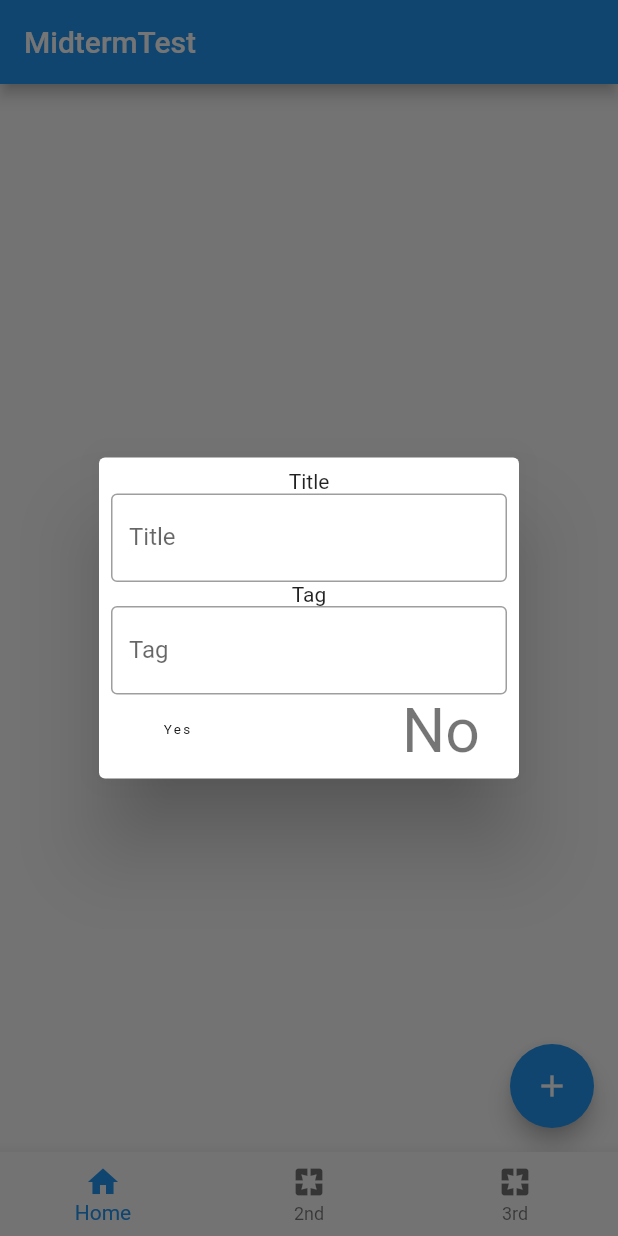
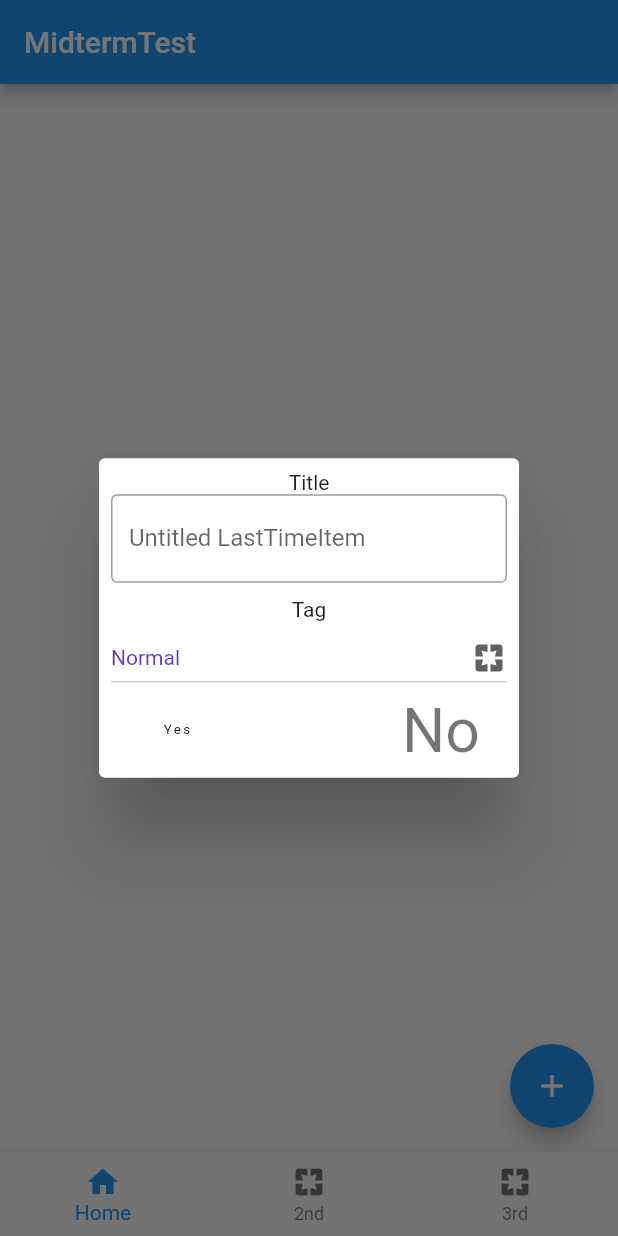
Before and after one commit to 6210110297/240-438_midterm, a Flutter app: the screen it shows after launch, after a tap on the "add" icon, on a phone screen of 412 x 824 dp. Run offline on Flutter 3.47's test engine with Material 2 defaults, Android fonts, the phone set to English and light mode, and no system bars; our stand-ins replace hive, hive_flutter; accounts and stored records are empty.

```diff
--- a/lib/pages/last_time_page.dart
+++ b/lib/pages/last_time_page.dart
@@ -1,6 +1,7 @@
 import 'package:flutter/material.dart';
 import 'package:hive/hive.dart';
 import 'package:hive_flutter/hive_flutter.dart';
+import 'package:intl/intl.dart';
 
 import 'package:midterm/models/boxes.dart';
 import 'package:midterm/models/last_time_item.dart';
@@ -19,10 +20,12 @@ class _LastTimePageState extends State<LastTimePage> {
       floatingActionButton: FloatingActionButton(
           child: Icon(Icons.add),
           onPressed: () {
-            showAddLastTime(context);
+            showAddLastTime();
           }),
-      body: Column(
-        mainAxisAlignment: MainAxisAlignment.spaceEvenly,
+      body: Container(
+        margin: EdgeInsets.all(15),
+        child: Column(
+          mainAxisAlignment: MainAxisAlignment.start,
           children: [
             Container(
               child: Row(
@@ -30,37 +33,127 @@ class _LastTimePageState extends State<LastTimePage> {
                 children: [],
               ),
             ),
-          ValueListenableBuilder<Box<LastTimeItem>>(
+            Container(
+              width: 500,
+              alignment: Alignment.center,
+              child: ValueListenableBuilder<Box<LastTimeItem>>(
                   valueListenable: Boxes.getListItems().listenable(),
                   builder: (context, box, _) {
-                final lastTimeList = box.values.toList().cast<LastTimeItem>();
-                return ListView.builder(
+                    final lastTimeList =
+                        box.values.toList().cast<LastTimeItem>();
+                    return ReorderableListView.builder(
                       shrinkWrap: true,
                       itemCount: lastTimeList.length,
                       itemBuilder: (context, index) {
                         final lastTime = lastTimeList[index];
                         return lastTimeBox(lastTime);
-                    });
+                      },
+                      onReorder: (int start, int current) {
+                        List<LastTimeItem> _list = List.from(lastTimeList);
+                        // dragging from top to bottom
+                        if (start < current) {
+                          int end = current - 1;
+                          LastTimeItem startItem = _list[start];
+                          int i = 0;
+                          int local = start;
+                          do {
+                            _list[local] = _list[++local];
+                            i++;
+                          } while (i < end - start);
+                          _list[end] = startItem;
+                        }
+                        // dragging from bottom to top
+                        else if (start > current) {
+                          LastTimeItem startItem = _list[start];
+                          for (int i = start; i > current; i--) {
+                            _list[i] = _list[i - 1];
+                          }
+                          _list[current] = startItem;
+                        }
+                        print('reoder');
+                      },
+                    );
                   }),
+            ),
           ],
+        ),
       ),
     );
   }
 
   Widget lastTimeBox(LastTimeItem lastTime) {
     return ListTile(
+      onTap: () {
+        showEditLastTime(lastTime: lastTime);
+      },
       key: ValueKey(lastTime),
-      title: Text(
+      leading: Text(
         lastTime.title,
       ),
-      trailing: Text(lastTime.lastTime.toString()),
+      title: Row(
+        mainAxisAlignment: MainAxisAlignment.spaceEvenly,
+        children: [
+          Text(lastTime.tag),
+          // Text(DateFormat("yyyy-MM-dd").format(lastTime.lastTime)),
+          Text(lastTime.lastTime.toString()),
+        ],
+      ),
     );
   }
+
+  DateTime updateDate() {
+    var now = DateTime.now();
+    return DateTime(now.year, now.month, now.day);
   }
 
-void showAddLastTime(BuildContext context) {
+  void showEditLastTime({required LastTimeItem lastTime}) {
+    showDialog(
+      context: context,
+      builder: (BuildContext context) {
+        // return object of type Dialog
+        return AlertDialog(
+          title: Text('Do you want to update lastTime doing?'),
+          actions: <Widget>[
+            Column(
+              children: [
+                Row(
+                  mainAxisAlignment: MainAxisAlignment.spaceBetween,
+                  children: [
+                    FlatButton(
+                      child: new Text(
+                        "Yes",
+                        style: Theme.of(context).textTheme.overline,
+                        textScaleFactor: 0.9,
+                      ),
+                      onPressed: () {
+                        lastTime.lastTime = DateTime.now();
+                        lastTime.save();
+                        Navigator.pop(context);
+                      },
+                    ),
+                    FlatButton(
+                      child: new Text(
+                        "No",
+                        style: Theme.of(context).textTheme.headline3,
+                        textScaleFactor: 0.9,
+                      ),
+                      onPressed: () {
+                        Navigator.pop(context);
+                      },
+                    ),
+                  ],
+                ),
+              ],
+            ),
+          ],
+        );
+      },
+    );
+  }
+
+  void showAddLastTime() {
     final LastTimeItem newLastTime =
-      LastTimeItem(tag: 'normal', lastTime: DateTime.now());
+        LastTimeItem(tag: 'Normal', lastTime: DateTime.now());
     showDialog(
       context: context,
       builder: (BuildContext context) {
@@ -73,23 +166,34 @@ void showAddLastTime(BuildContext context) {
                 TextField(
                   decoration: InputDecoration(
                     border: OutlineInputBorder(),
-                  labelText: 'Title',
+                    labelText: newLastTime.title,
                   ),
                   onChanged: (value) {
                     newLastTime.title = value;
                     newLastTime.lastTime = DateTime.now();
                   },
                 ),
+                SizedBox(
+                  height: 10,
+                ),
                 Text('Tag'),
-              TextField(
-                decoration: InputDecoration(
-                  border: OutlineInputBorder(),
-                  labelText: 'Tag',
-                ),
-                onChanged: (value) {
-                  newLastTime.tag = value;
-                  newLastTime.lastTime = DateTime.now();
+                DropdownButton<String>(
+                  value: newLastTime.tag,
+                  icon: const Icon(Icons.pages),
+                  iconSize: 24,
+                  elevation: 16,
+                  style: const TextStyle(color: Colors.deepPurple),
+                  isExpanded: true,
+                  onChanged: (String? newValue) {
+                    newLastTime.tag = newValue!;
                   },
+                  items: <String>['Normal', 'Important', 'Work', 'Home']
+                      .map<DropdownMenuItem<String>>((String value) {
+                    return DropdownMenuItem<String>(
+                      value: value,
+                      child: Text(value),
+                    );
+                  }).toList(),
                 ),
                 Row(
                   mainAxisAlignment: MainAxisAlignment.spaceBetween,
@@ -124,3 +228,4 @@ void showAddLastTime(BuildContext context) {
       },
     );
   }
+}
--- a/pubspec.yaml
+++ b/pubspec.yaml
@@ -31,6 +31,7 @@ dependencies:
   # The following adds the Cupertino Icons font to your application.
   # Use with the CupertinoIcons class for iOS style icons.
   cupertino_icons: ^1.0.2
+  intl: ^0.17.0
 
 dev_dependencies:
   flutter_test:
```
Also changed, not shown: pubspec.lock. Lines whose indentation alone changed are shown as unchanged.
